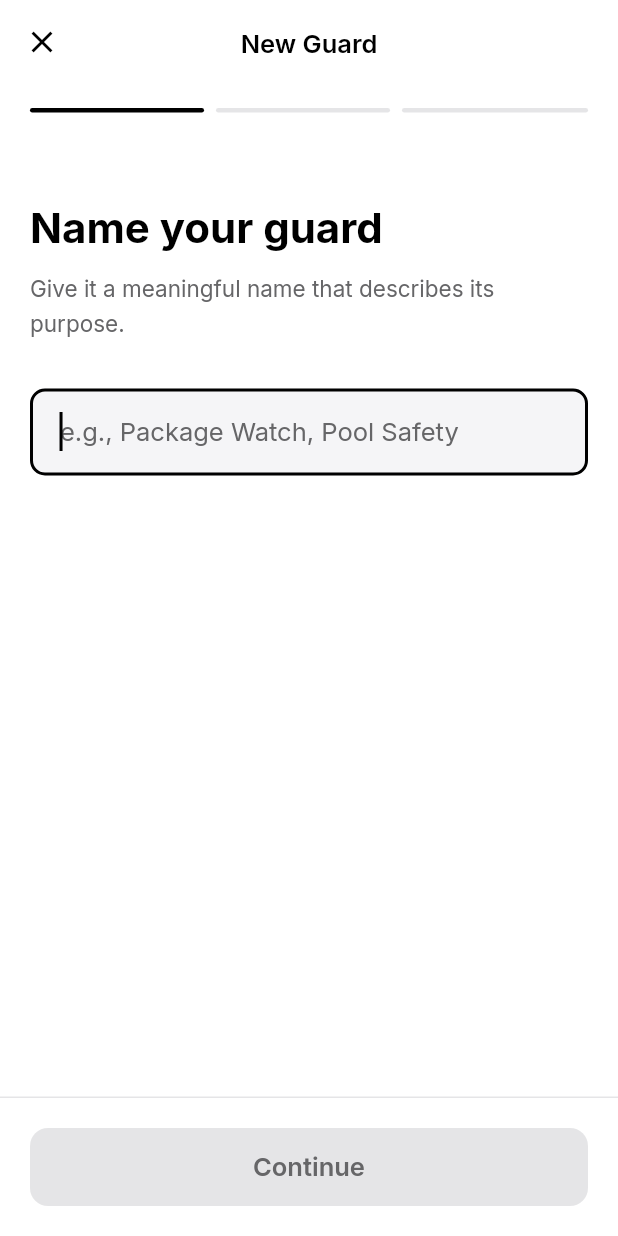
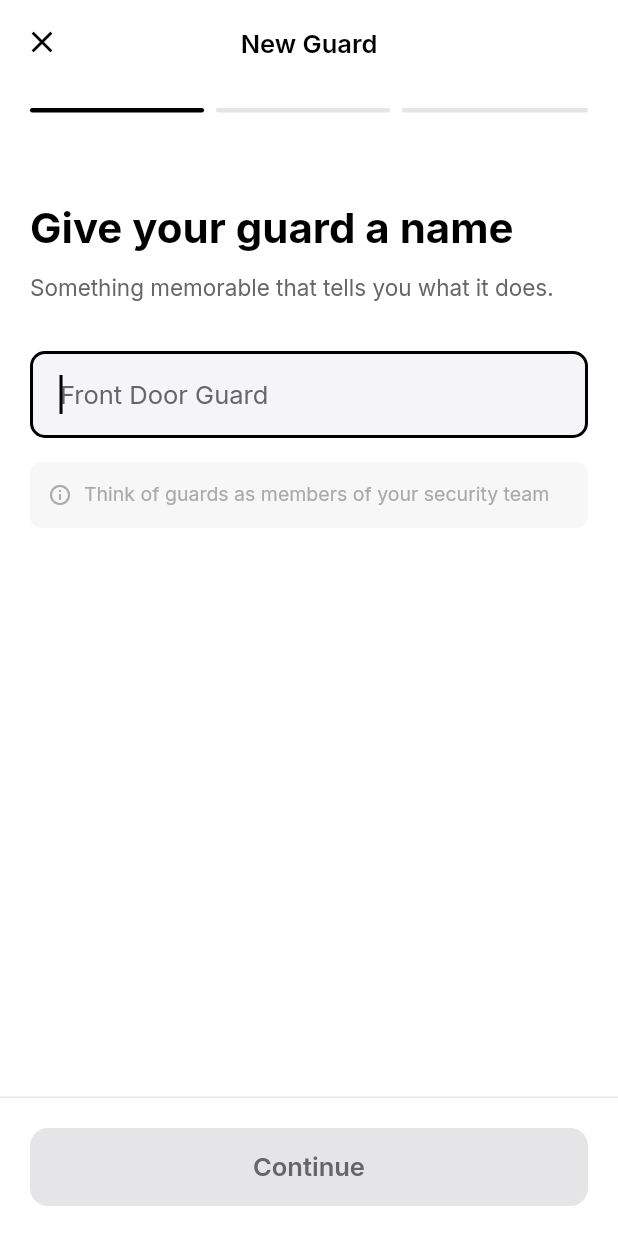
Before and after one commit to Kedar002/orin, a Flutter app: the CreateGuardScreen screen opened directly, on a phone screen of 412 x 824 dp. Run offline on Flutter 3.47's test engine with Material 3 defaults, Android fonts, the phone set to English and light mode, and no system bars; our stand-ins replace google_fonts, hive, hive_flutter, video_player; accounts and stored records are empty.

Commit message:
guard creation done right

```diff
--- a/lib/screens/guards/create_guard_screen.dart
+++ b/lib/screens/guards/create_guard_screen.dart
@@ -5,8 +5,8 @@ import '../../repositories/guards_repository.dart';
 
 /// 3-Step Guard Creation Wizard
 /// Step 1: Name your guard
-/// Step 2: Choose guard type (visual selection)
-/// Step 3: Select cameras
+/// Step 2: Natural language instructions - tell it what to watch for
+/// Step 3: Select cameras and notification preferences
 class CreateGuardScreen extends StatefulWidget {
   const CreateGuardScreen({super.key});
 
@@ -18,9 +18,9 @@ class _CreateGuardScreenState extends State<CreateGuardScreen> {
   final GuardsRepository _repository = GuardsRepository();
   final PageController _pageController = PageController();
   final TextEditingController _nameController = TextEditingController();
+  final TextEditingController _instructionsController = TextEditingController();
 
   int _currentStep = 0;
-  GuardType? _selectedType;
   final List<String> _selectedCameras = [];
   bool _notifyOnDetection = true;
 
@@ -37,6 +37,7 @@ class _CreateGuardScreenState extends State<CreateGuardScreen> {
   void dispose() {
     _pageController.dispose();
     _nameController.dispose();
+    _instructionsController.dispose();
     super.dispose();
   }
 
@@ -63,14 +64,16 @@ class _CreateGuardScreenState extends State<CreateGuardScreen> {
   }
 
   Future<void> _createGuard() async {
-    if (_nameController.text.isEmpty || _selectedType == null || _selectedCameras.isEmpty) {
+    if (_nameController.text.isEmpty ||
+        _instructionsController.text.isEmpty ||
+        _selectedCameras.isEmpty) {
       return;
     }
 
     await _repository.create(
-      name: _nameController.text,
-      description: _selectedType!.defaultDescription,
-      type: _selectedType!,
+      name: _nameController.text.trim(),
+      description: _instructionsController.text.trim(),
+      type: GuardType.custom, // All guards are custom with natural language instructions
       cameraIds: _selectedCameras,
       notifyOnDetection: _notifyOnDetection,
     );
@@ -85,7 +88,7 @@ class _CreateGuardScreenState extends State<CreateGuardScreen> {
       case 0:
         return _nameController.text.trim().isNotEmpty;
       case 1:
-        return _selectedType != null;
+        return _instructionsController.text.trim().isNotEmpty;
       case 2:
         return _selectedCameras.isNotEmpty;
       default:
@@ -179,7 +182,7 @@ class _CreateGuardScreenState extends State<CreateGuardScreen> {
         children: [
           const SizedBox(height: 20),
           Text(
-            'Name your guard',
+            'Give your guard a name',
             style: TextStyle(
               fontSize: 28,
               fontWeight: FontWeight.w700,
@@ -188,22 +191,24 @@ class _CreateGuardScreenState extends State<CreateGuardScreen> {
           ),
           const SizedBox(height: 8),
           Text(
-            'Give it a meaningful name that describes its purpose.',
+            'Something memorable that tells you what it does.',
             style: TextStyle(
               fontSize: 15,
               color: isDark ? AppColors.textTertiaryDark : AppColors.textTertiaryLight,
+              height: 1.4,
             ),
           ),
           const SizedBox(height: 32),
           TextField(
             controller: _nameController,
             autofocus: true,
+            textCapitalization: TextCapitalization.words,
             style: TextStyle(
               fontSize: 17,
               color: isDark ? AppColors.textPrimaryDark : AppColors.textPrimaryLight,
             ),
             decoration: InputDecoration(
-              hintText: 'e.g., Package Watch, Pool Safety',
+              hintText: 'Front Door Guard',
               hintStyle: TextStyle(
                 color: isDark ? AppColors.textTertiaryDark : AppColors.textTertiaryLight,
               ),
@@ -217,12 +222,45 @@ class _CreateGuardScreenState extends State<CreateGuardScreen> {
             ),
             onChanged: (_) => setState(() {}),
           ),
+          const SizedBox(height: 16),
+          Container(
+            padding: const EdgeInsets.all(12),
+            decoration: BoxDecoration(
+              color: isDark
+                  ? Colors.white.withOpacity(0.05)
+                  : Colors.black.withOpacity(0.03),
+              borderRadius: BorderRadius.circular(8),
+            ),
+            child: Row(
+              children: [
+                Icon(
+                  Icons.info_outline,
+                  size: 16,
+                  color: isDark
+                      ? AppColors.textSecondaryDark
+                      : AppColors.textSecondaryLight,
+                ),
+                const SizedBox(width: 8),
+                Expanded(
+                  child: Text(
+                    'Think of guards as members of your security team',
+                    style: TextStyle(
+                      fontSize: 13,
+                      color: isDark
+                          ? AppColors.textSecondaryDark
+                          : AppColors.textSecondaryLight,
+                    ),
+                  ),
+                ),
+              ],
+            ),
+          ),
         ],
       ),
     );
   }
 
-  // Step 2: Choose guard type
+  // Step 2: Tell your guard what to do
   Widget _buildStep2(BuildContext context, bool isDark) {
     return Padding(
       padding: const EdgeInsets.all(20),
@@ -231,7 +269,7 @@ class _CreateGuardScreenState extends State<CreateGuardScreen> {
         children: [
           const SizedBox(height: 20),
           Text(
-            'What should it watch for?',
+            'What should your guard do?',
             style: TextStyle(
               fontSize: 28,
               fontWeight: FontWeight.w700,
@@ -240,73 +278,79 @@ class _CreateGuardScreenState extends State<CreateGuardScreen> {
           ),
           const SizedBox(height: 8),
           Text(
-            'Choose the type of activity to monitor.',
+            'Describe what you want it to watch for. Use natural language, like you\'re talking to a person.',
             style: TextStyle(
               fontSize: 15,
               color: isDark ? AppColors.textTertiaryDark : AppColors.textTertiaryLight,
+              height: 1.4,
             ),
           ),
           const SizedBox(height: 32),
           Expanded(
-            child: GridView.count(
-              crossAxisCount: 2,
-              mainAxisSpacing: 12,
-              crossAxisSpacing: 12,
-              childAspectRatio: 1.1,
-              children: GuardType.values.map((type) {
-                final isSelected = _selectedType == type;
-                return _buildTypeCard(type, isSelected, isDark);
-              }).toList(),
+            child: TextField(
+              controller: _instructionsController,
+              autofocus: true,
+              maxLines: null,
+              expands: true,
+              textAlignVertical: TextAlignVertical.top,
+              style: TextStyle(
+                fontSize: 17,
+                height: 1.5,
+                color: isDark ? AppColors.textPrimaryDark : AppColors.textPrimaryLight,
+              ),
+              decoration: InputDecoration(
+                hintText: 'Examples:\n\n"Alert me when a package is delivered to the front door"\n\n"Watch for people near the pool after 10pm"\n\n"Let me know if any vehicle enters the driveway"',
+                hintStyle: TextStyle(
+                  fontSize: 16,
+                  height: 1.5,
+                  color: isDark ? AppColors.textTertiaryDark : AppColors.textTertiaryLight,
+                ),
+                filled: true,
+                fillColor: isDark ? AppColors.surfaceDark : AppColors.surfaceLight,
+                border: OutlineInputBorder(
+                  borderRadius: BorderRadius.circular(12),
+                  borderSide: BorderSide.none,
+                ),
+                contentPadding: const EdgeInsets.all(16),
+                alignLabelWithHint: true,
+              ),
+              onChanged: (_) => setState(() {}),
+            ),
+          ),
+          const SizedBox(height: 16),
+          Container(
+            padding: const EdgeInsets.all(12),
+            decoration: BoxDecoration(
+              color: isDark
+                  ? Colors.white.withOpacity(0.05)
+                  : Colors.black.withOpacity(0.03),
+              borderRadius: BorderRadius.circular(8),
+            ),
+            child: Row(
+              children: [
+                Icon(
+                  Icons.lightbulb_outline,
+                  size: 16,
+                  color: isDark
+                      ? AppColors.textSecondaryDark
+                      : AppColors.textSecondaryLight,
+                ),
+                const SizedBox(width: 8),
+                Expanded(
+                  child: Text(
+                    'Be specific about what, when, and where',
+                    style: TextStyle(
+                      fontSize: 13,
+                      color: isDark
+                          ? AppColors.textSecondaryDark
+                          : AppColors.textSecondaryLight,
+                    ),
+                  ),
+                ),
+              ],
             ),
           ),
         ],
-      ),
-    );
-  }
-
-  Widget _buildTypeCard(GuardType type, bool isSelected, bool isDark) {
-    return GestureDetector(
-      onTap: () {
-        setState(() {
-          _selectedType = type;
-        });
-      },
-      child: Container(
-        decoration: BoxDecoration(
-          color: isSelected
-              ? (isDark ? AppColors.textPrimaryDark : AppColors.textPrimaryLight)
-              : (isDark ? AppColors.surfaceDark : AppColors.surfaceLight),
-          borderRadius: BorderRadius.circular(16),
-          border: Border.all(
-            color: isSelected
-                ? (isDark ? AppColors.textPrimaryDark : AppColors.textPrimaryLight)
-                : (isDark ? AppColors.dividerDark : AppColors.dividerLight),
-            width: isSelected ? 2 : 1,
-          ),
-        ),
-        child: Column(
-          mainAxisAlignment: MainAxisAlignment.center,
-          children: [
-            Icon(
-              type.icon,
-              size: 48,
-              color: isSelected
-                  ? (isDark ? AppColors.backgroundDark : AppColors.backgroundLight)
-                  : (isDark ? AppColors.textPrimaryDark : AppColors.textPrimaryLight),
-            ),
-            const SizedBox(height: 12),
-            Text(
-              type.displayName,
-              style: TextStyle(
-                fontSize: 15,
-                fontWeight: FontWeight.w600,
-                color: isSelected
-                    ? (isDark ? AppColors.backgroundDark : AppColors.backgroundLight)
-                    : (isDark ? AppColors.textPrimaryDark : AppColors.textPrimaryLight),
-              ),
-            ),
-          ],
-        ),
       ),
     );
   }
@@ -320,7 +364,7 @@ class _CreateGuardScreenState extends State<CreateGuardScreen> {
         children: [
           const SizedBox(height: 20),
           Text(
-            'Select cameras',
+            'Which cameras should it watch?',
             style: TextStyle(
               fontSize: 28,
               fontWeight: FontWeight.w700,
@@ -329,10 +373,11 @@ class _CreateGuardScreenState extends State<CreateGuardScreen> {
           ),
           const SizedBox(height: 8),
           Text(
-            'Choose which cameras this guard will monitor.',
+            'Pick the cameras where your guard will be on duty.',
             style: TextStyle(
               fontSize: 15,
               color: isDark ? AppColors.textTertiaryDark : AppColors.textTertiaryLight,
+              height: 1.4,
             ),
           ),
           const SizedBox(height: 32),
@@ -400,7 +445,7 @@ class _CreateGuardScreenState extends State<CreateGuardScreen> {
                             _notifyOnDetection = value;
                           });
                         },
-                        activeColor: isDark ? AppColors.textPrimaryDark : AppColors.textPrimaryLight,
+                        activeTrackColor: isDark ? AppColors.textPrimaryDark : AppColors.textPrimaryLight,
                       ),
                     ],
                   ),
```
